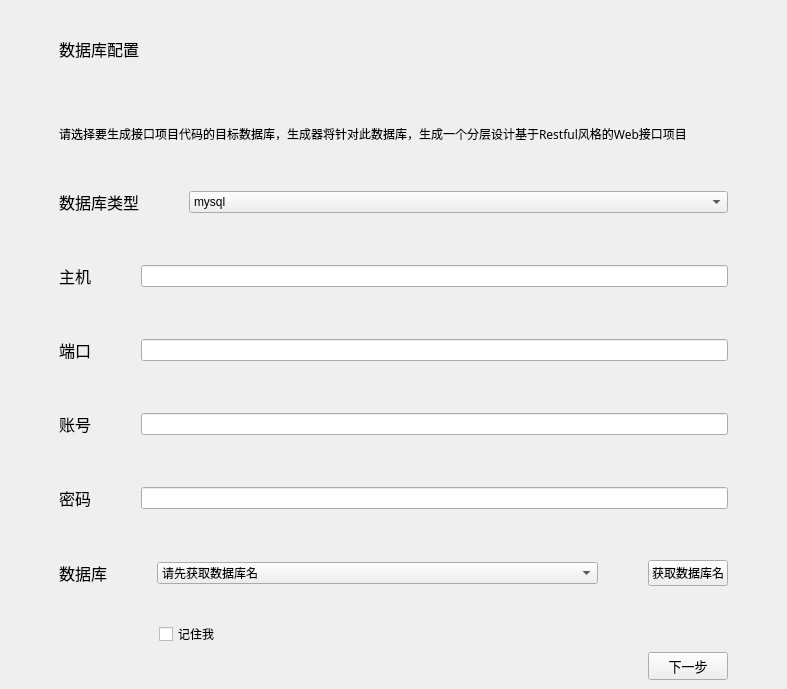
Before: the Qt Designer form app/ui/database_config.ui in ncepu-iDealStudio/Flask_RESTfulAPI_Codegen_Application, drawn with Qt 5.
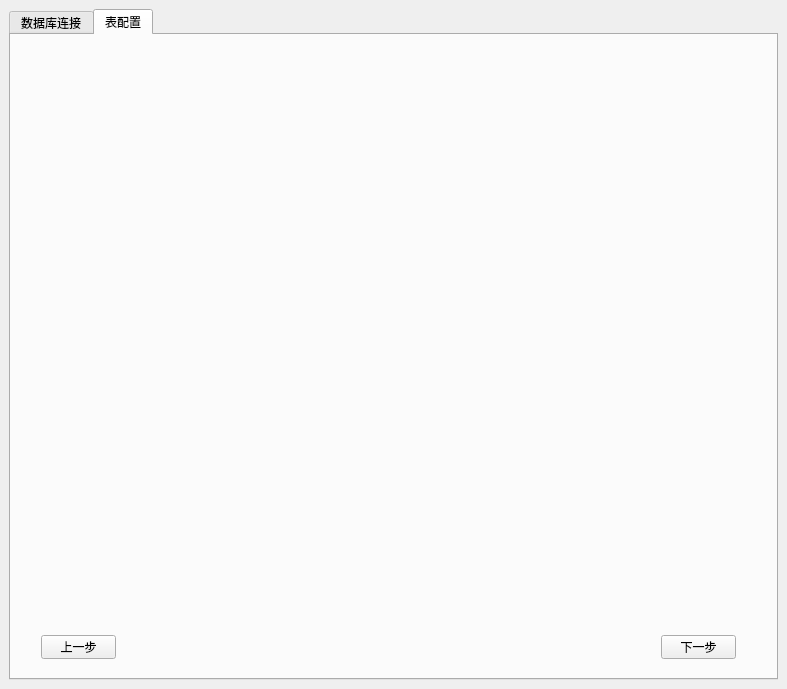
After: the same form once the commit is applied. The open tabs and pages were chosen to show the change.

Commit message: 添加界面跳转

Patch:
```diff
--- a/app/ui/database_config.ui
+++ b/app/ui/database_config.ui
@@ -16,6 +16,16 @@
   <widget class="QWidget" name="centralwidget">
    <layout class="QVBoxLayout" name="verticalLayout_3">
     <item>
+     <widget class="QTabWidget" name="tabWidget">
+      <property name="currentIndex">
+       <number>0</number>
+      </property>
+      <widget class="QWidget" name="tab1">
+       <attribute name="title">
+        <string>数据库连接</string>
+       </attribute>
+       <layout class="QVBoxLayout" name="verticalLayout_5">
+        <item>
      <layout class="QVBoxLayout" name="verticalLayout_2">
       <property name="leftMargin">
        <number>50</number>
@@ -309,6 +319,41 @@
        </widget>
       </item>
      </layout>
+        </item>
+       </layout>
+      </widget>
+      <widget class="QWidget" name="tab2">
+       <attribute name="title">
+        <string>表配置</string>
+       </attribute>
+       <widget class="QPushButton" name="button_1_pre">
+        <property name="geometry">
+         <rect>
+          <x>30</x>
+          <y>600</y>
+          <width>75</width>
+          <height>24</height>
+         </rect>
+        </property>
+        <property name="text">
+         <string>上一步</string>
+        </property>
+       </widget>
+       <widget class="QPushButton" name="button_2_next">
+        <property name="geometry">
+         <rect>
+          <x>650</x>
+          <y>600</y>
+          <width>75</width>
+          <height>24</height>
+         </rect>
+        </property>
+        <property name="text">
+         <string>下一步</string>
+        </property>
+       </widget>
+      </widget>
+     </widget>
     </item>
    </layout>
   </widget>
```
Left out of the diff: 2 changed lines with no effect on the pictures. Lines whose indentation alone changed are shown as unchanged. The commit also changes 2 other files.
